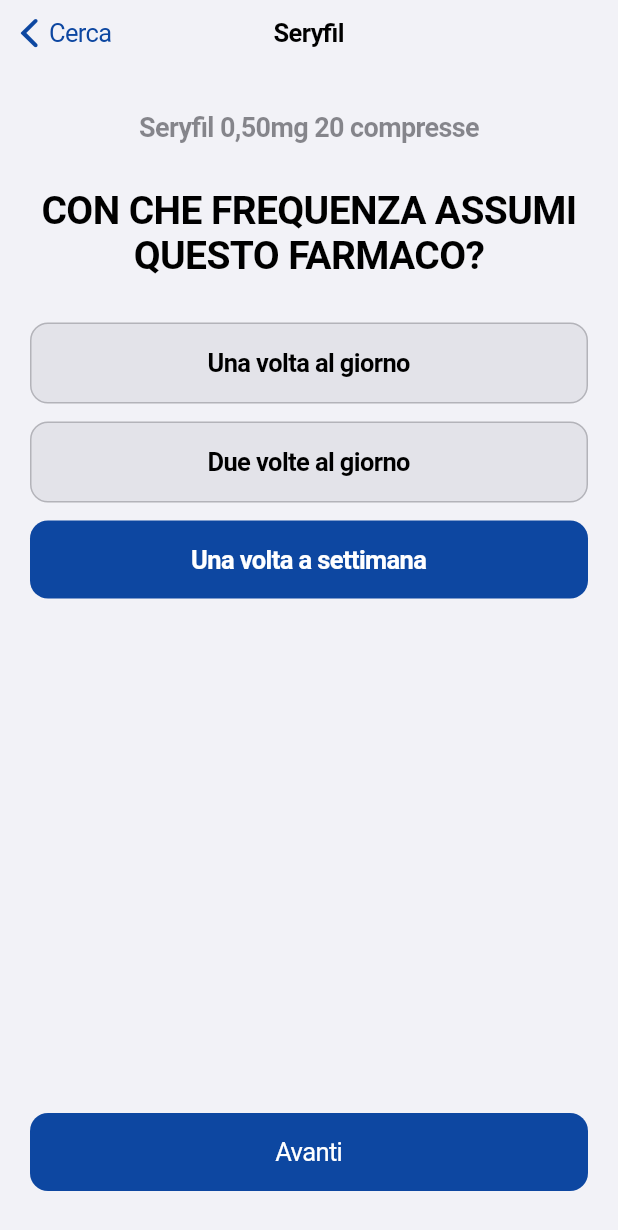
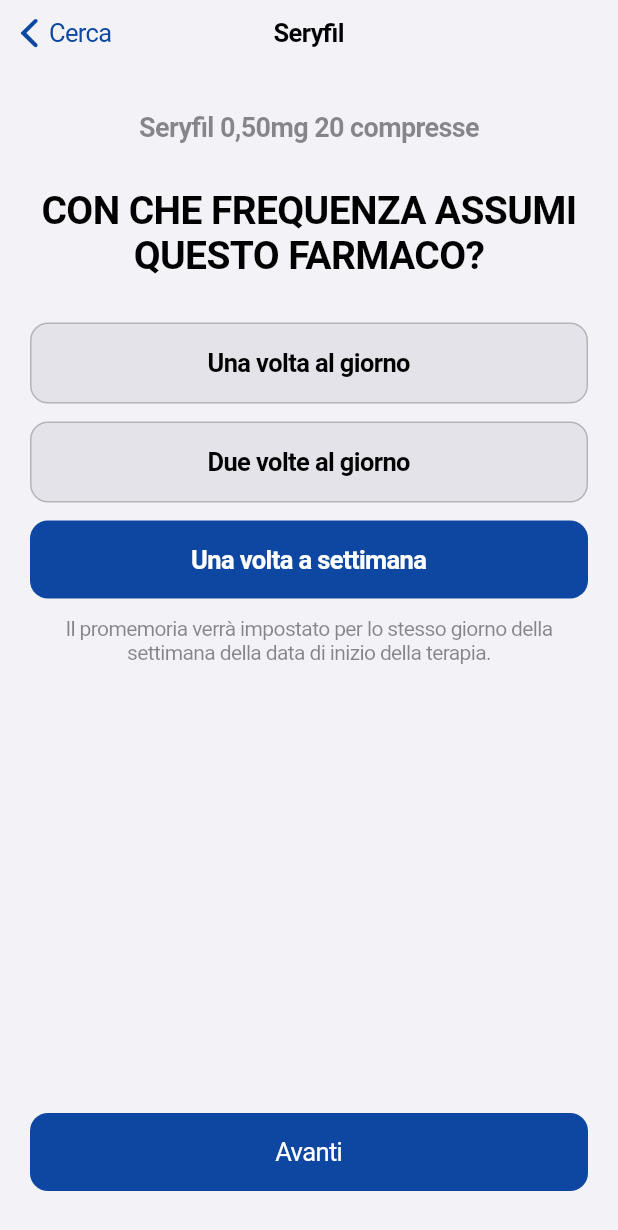
Before and after one commit to fgangi/AkoraApp, a Flutter app: the TherapyFrequencyScreen screen opened directly with empty values, after a tap on "Una volta a settimana", on a phone screen of 412 x 824 dp. Shown: the top 1230 px of the screen. Run offline on Flutter 3.47's test engine with Material 3 defaults, Android fonts, the phone set to English and light mode, and no system bars; our stand-ins replace connectivity_plus, dash_chat_2, drift, flutter_local_notifications, flutter_map, flutter_slidable and 7 more; missing offline and left inert: dart_openai, map_launcher; accounts and stored records are empty; generated files the repository leaves out were written again.

Commit message:
added helper text for taking frequency

```diff
--- a/lib/features/therapy_management/screens/therapy_frequency_screen.dart
+++ b/lib/features/therapy_management/screens/therapy_frequency_screen.dart
@@ -104,6 +104,22 @@
                 isSelected: _currentData.selectedFrequency == TakingFrequency.onceWeekly,
                 onTap: () => _onFrequencySelected(TakingFrequency.onceWeekly),
               ),
+              // This widget will only be visible when "onceWeekly" is selected.
+              AnimatedOpacity(
+                duration: const Duration(milliseconds: 300),
+                opacity: _currentData.selectedFrequency == TakingFrequency.onceWeekly ? 1.0 : 0.0,
+                child: Padding(
+                  padding: const EdgeInsets.only(top: 12.0, left: 8.0, right: 8.0),
+                  child: Text(
+                    "Il promemoria verrà impostato per lo stesso giorno della settimana della data di inizio della terapia.",
+                    textAlign: TextAlign.center,
+                    style: TextStyle(
+                      fontSize: 14,
+                      color: CupertinoColors.secondaryLabel.resolveFrom(context),
+                    ),
+                  ),
+                ),
+              ),
               const Spacer(),
               CupertinoButton.filled(
                 onPressed: _onConfirm,
```
